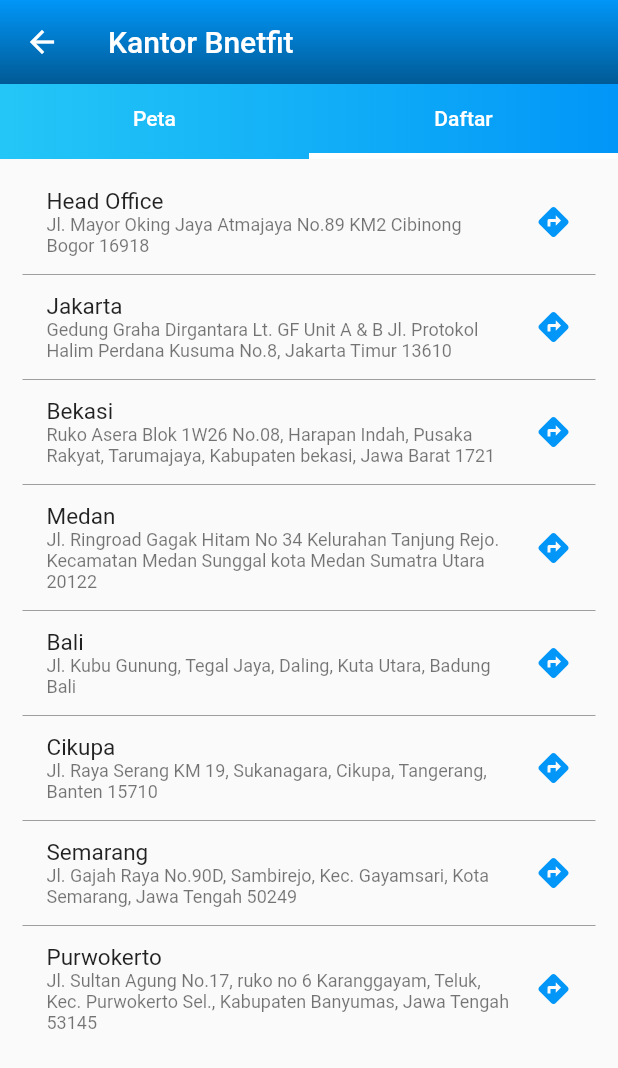
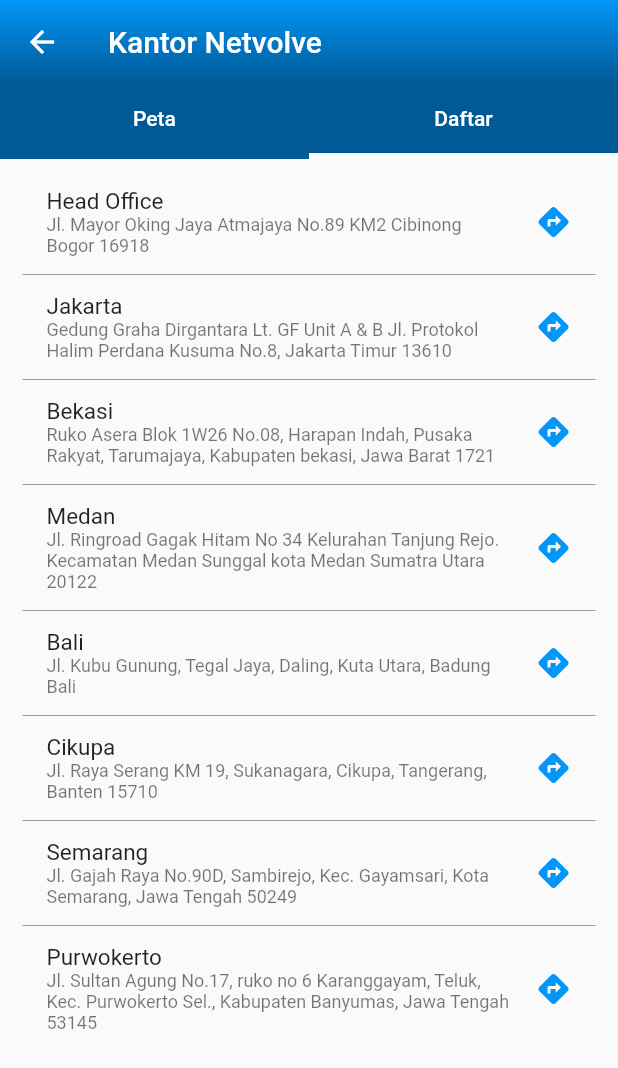
Before and after one commit to Jalalintasmedia/mynetvolve, a Flutter app: the KantorScreen screen opened by its route, tab 2 chosen, on a phone screen of 412 x 824 dp. Shown: the top 1068 px of the screen. Run offline on Flutter 3.47's test engine with Material 2 defaults, Android fonts, the light colour scheme and no system bars; our stand-ins replace cached_network_image, carousel_slider, connectivity, device_info_plus, dotted_border, dotted_line and 25 more; missing offline and left inert: maps_launcher, mobile_scanner, notification_permissions, salesiq_mobilisten, syncfusion_flutter_pdf; accounts and stored records are empty; network calls fail; key blocks and very long unbroken strings in the code were emptied for the run.

Commit message:
gradient tabbar & verify email popup

```diff
--- a/lib/screens/menu/profile_screen.dart
+++ b/lib/screens/menu/profile_screen.dart
@@ -107,7 +107,7 @@
       },
       {
         'onTap': () => Navigator.of(context).pushNamed(RouteNames.KANTOR_ROUTE),
-        'title': 'Kantor Bnetfit',
+        'title': 'Kantor Netvolve',
         'icon': 'office.png',
       },
     ];
--- a/lib/screens/profile/bantuan/kantor_sceen.dart
+++ b/lib/screens/profile/bantuan/kantor_sceen.dart
@@ -42,19 +42,20 @@
   @override
   Widget build(BuildContext context) {
     return Scaffold(
-      appBar: const GradientAppBar(title: 'Kantor Bnetfit'),
+      appBar: const GradientAppBar(title: 'Kantor Netvolve'),
       body: Column(
         children: [
           Container(
             padding: const EdgeInsets.symmetric(horizontal: 0),
-            decoration: const BoxDecoration(
-              gradient: LinearGradient(
-                colors: [
-                  ThemeColors.accentColor,
-                  Palette.kToDark,
-                ],
-              ),
-            ),
+            color: Palette.kToDark.shade300,
+            // decoration: const BoxDecoration(
+            //   gradient: LinearGradient(
+            //     colors: [
+            //       ThemeColors.accentColor,
+            //       Palette.kToDark,
+            //     ],
+            //   ),
+            // ),
             child: TabBar(
               controller: _tabController,
               indicatorColor: Colors.white,
--- a/lib/widgets/beranda/internet_package_container.dart
+++ b/lib/widgets/beranda/internet_package_container.dart
@@ -13,8 +13,6 @@
 
   @override
   Widget build(BuildContext context) {
-    late final _productsFuture =
-        Provider.of<Products>(context, listen: false).getCustProducts();
     return Container(
       padding: const EdgeInsets.symmetric(
         horizontal: 16,
--- a/lib/widgets/beranda/my_packages_widget.dart
+++ b/lib/widgets/beranda/my_packages_widget.dart
@@ -14,8 +14,6 @@
 
   @override
   Widget build(BuildContext context) {
-    late final _productsFuture =
-        Provider.of<Products>(context, listen: false).getCustProducts();
     return Container(
       padding: const EdgeInsets.symmetric(
         horizontal: 16,
@@ -52,7 +50,7 @@
                   ),
                   const VerticalDivider(color: Colors.grey),
                   buildMyPackageTile(
-                    '${productService.speedMbps} ${productService.uomDesc}',
+                    '-',
                     Icons.tv,
                   ),
                 ],
```
Also changed, not shown: lib/screens/menu/beranda_screen.dart (+22 -6 lines), lib/screens/profile/riwayat_screen.dart (+1 -8 lines), lib/screens/tidak_ada_data_screen.dart (+4 -3 lines), lib/widgets/faq_panel.dart (+8 -0 lines).
